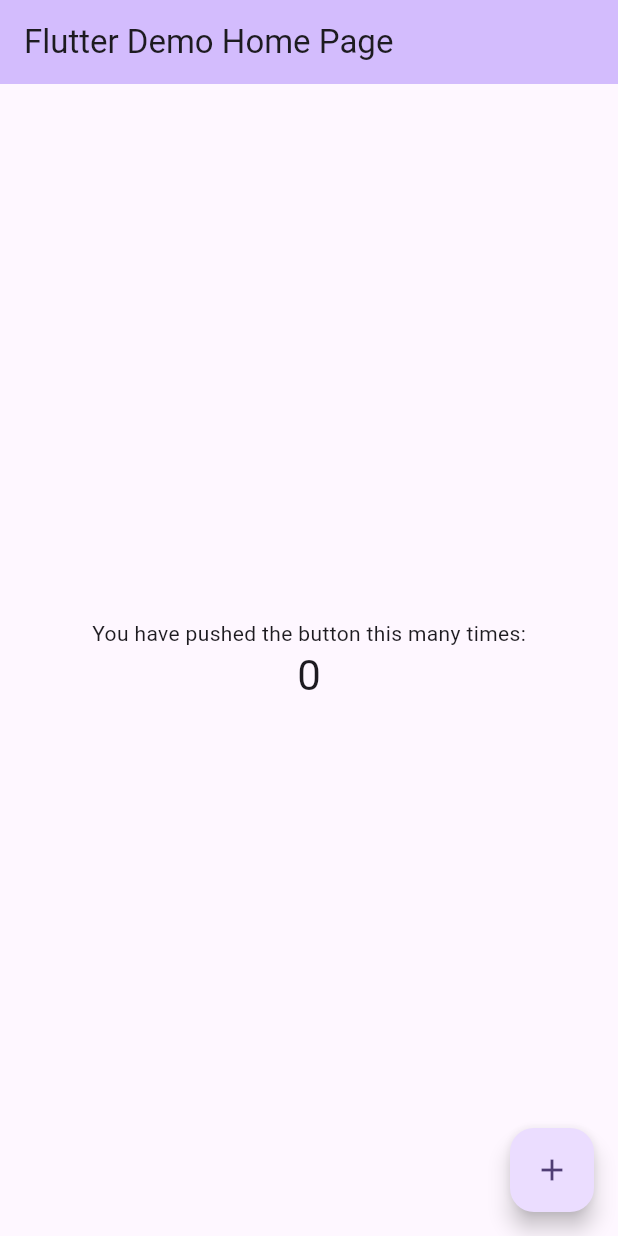
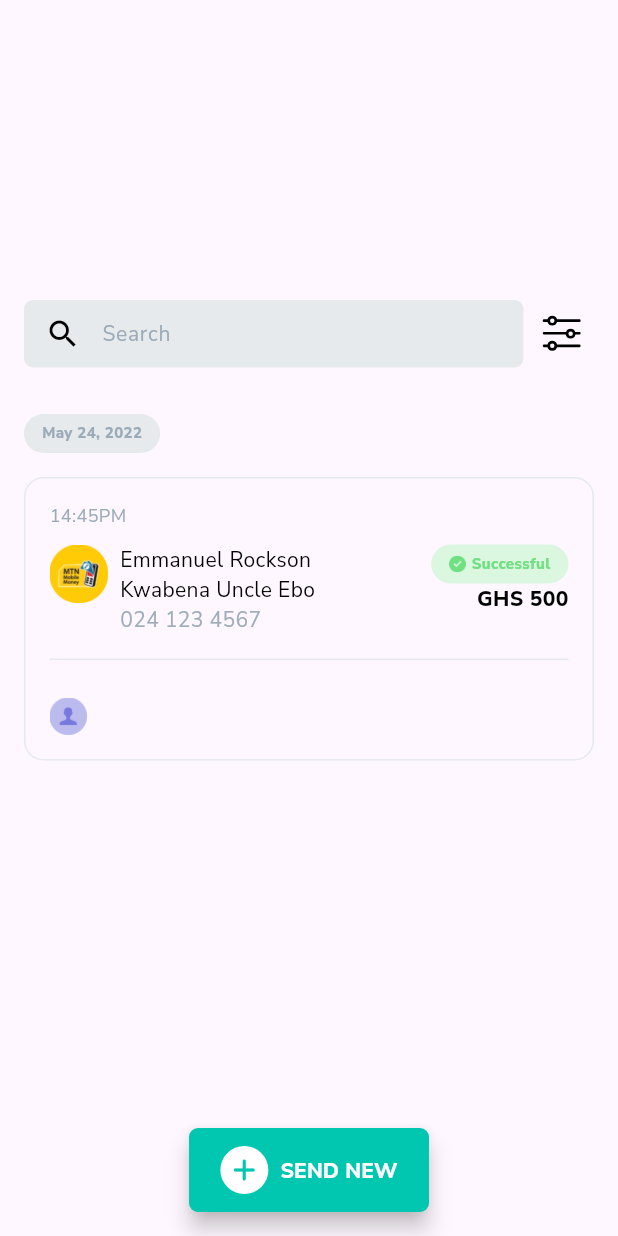
Before and after one commit to SelaseKay/hubtel_assessment, a Flutter app: the screen it shows after launch, on a phone screen of 412 x 824 dp. Run offline on Flutter 3.47's test engine with Material 2 defaults, Android fonts, the phone set to English and light mode, and no system bars; our stand-ins replace flutter_svg, google_fonts.

Commit message:
transaction card in progress

```diff
--- /dev/null
+++ b/lib/components/date_container.dart
@@ -0,0 +1,26 @@
+import 'package:flutter/material.dart';
+import 'package:google_fonts/google_fonts.dart';
+
+class DateContainer extends StatelessWidget {
+  const DateContainer({
+    super.key,
+     this.date =  "May 24, 2022",
+  });
+
+  final String date;
+
+  @override
+  Widget build(BuildContext context) {
+    return Container(
+      padding: const EdgeInsets.symmetric(horizontal: 12.0, vertical: 6.0,),
+      decoration: const BoxDecoration(
+          borderRadius: BorderRadius.all(Radius.circular(13.0)),
+          color: Color(0xFFE6EAED)),
+          child: Text(date, style: GoogleFonts.nunitoSans(
+            fontWeight: FontWeight.w800,
+            color: const Color(0xFF9CABB8),
+            fontSize: 10.0
+          ),),
+    );
+  }
+}
--- /dev/null
+++ b/lib/components/search_text_field.dart
@@ -0,0 +1,66 @@
+import 'package:flutter/material.dart';
+import 'package:flutter_svg/flutter_svg.dart';
+import 'package:google_fonts/google_fonts.dart';
+
+class SearchTextField extends StatelessWidget {
+  const SearchTextField(
+      {super.key,
+      required this.hint,
+      this.iconColor = const Color(0xFF0E336A)});
+
+  final String hint;
+  final Color iconColor;
+
+  @override
+  Widget build(BuildContext context) {
+    return SizedBox(
+      height: 45.0,
+      child: TextFormField(
+        style: Theme.of(context).textTheme.labelMedium?.copyWith(
+              color: const Color(0xFF292929),
+              fontWeight: FontWeight.normal,
+            ),
+        cursorColor: Colors.black,
+        decoration: InputDecoration(
+          border: OutlineInputBorder(
+              borderRadius: BorderRadius.circular(6.0),
+              borderSide: const BorderSide(color: Colors.transparent)),
+          enabledBorder: OutlineInputBorder(
+            borderRadius: BorderRadius.circular(6.0),
+            borderSide: const BorderSide(
+              color: Colors.transparent,
+            ),
+          ),
+          focusedBorder: OutlineInputBorder(
+            borderRadius: BorderRadius.circular(6.0),
+            borderSide: const BorderSide(
+              color: Colors.transparent,
+            ),
+          ),
+          prefixIcon: const Padding(
+            padding: EdgeInsetsDirectional.only(
+              start: 8.0,
+              end: 4.0,
+            ),
+            child: Icon(
+              Icons.search,
+              color: Colors.black,
+            ),
+          ),
+
+          fillColor: const Color(0xFFE6EAED),
+          filled: true,
+          hintText: hint,
+          hintStyle: GoogleFonts.nunitoSans(
+            fontSize: 14.0,
+            color: const Color(0xFF9CABB8),
+            fontWeight: FontWeight.normal,
+          ),
+          contentPadding: const EdgeInsets.symmetric(
+            vertical: 4.0,
+          ),
+        ),
+      ),
+    );
+  }
+}
--- /dev/null
+++ b/lib/components/transaction_card.dart
@@ -0,0 +1,152 @@
+import 'package:flutter/material.dart';
+import 'package:google_fonts/google_fonts.dart';
+
+class TransactionCard extends StatelessWidget {
+  const TransactionCard({
+    super.key,
+    this.imagePath = "assets/images/momo.png",
+  });
+
+  final String imagePath;
+
+  @override
+  Widget build(BuildContext context) {
+    return Container(
+      padding: const EdgeInsets.all(16.0),
+      decoration: BoxDecoration(
+        borderRadius: const BorderRadius.all(Radius.circular(13.0)),
+        border: Border.all(
+          color: const Color(0xFFE6EAED),
+          width: 1.0,
+        ),
+      ),
+      child: Column(
+        crossAxisAlignment: CrossAxisAlignment.start,
+        children: [
+          Text(
+            "14:45PM",
+            style: GoogleFonts.nunitoSans(
+                fontWeight: FontWeight.normal,
+                fontSize: 12.0,
+                color: const Color(0xFF9CABB8)),
+          ),
+          const SizedBox(
+            height: 11.0,
+          ),
+          Row(
+            crossAxisAlignment: CrossAxisAlignment.start,
+            children: [
+              SizedBox(
+                height: 39.0,
+                width: 39.0,
+                child: Image.asset(imagePath),
+              ),
+              const SizedBox(
+                width: 8.0,
+              ),
+              Expanded(
+                  child: Column(
+                crossAxisAlignment: CrossAxisAlignment.start,
+                children: [
+                  Text(
+                    "Emmanuel Rockson\nKwabena Uncle Ebo",
+                    style: GoogleFonts.nunitoSans(
+                      fontSize: 14.0,
+                      color: Colors.black,
+                      fontWeight: FontWeight.normal,
+                    ),
+                  ),
+                  Text(
+                    "024 123 4567",
+                    style: GoogleFonts.nunitoSans(
+                      fontSize: 14.0,
+                      color: const Color(0xFF9EADBA),
+                      fontWeight: FontWeight.normal,
+                    ),
+                  )
+                ],
+              ),),
+              Column(
+                crossAxisAlignment: CrossAxisAlignment.end,
+                children: [
+                  const StatusContainer(),
+                  Text(
+                    "GHS 500",
+                    style: GoogleFonts.nunitoSans(
+                      fontSize: 14.0,
+                      color: Colors.black,
+                      fontWeight: FontWeight.w800,
+                    ),
+                  )
+                ],
+              )
+            ],
+          ),
+          const SizedBox(height: 16.0,),
+          Container(
+            height: 1.0,
+            color: const Color(0xFFE6EAED),
+          ),
+          const SizedBox(height: 25.0,),
+          Row(
+            children: [
+              SizedBox(height: 25.0, width: 25.0, child: Image.asset("assets/images/personal.png"),)
+            ],
+          )
+        ],
+      ),
+    );
+  }
+}
+
+enum Status { failed, successful }
+
+class StatusContainer extends StatelessWidget {
+  const StatusContainer({
+    super.key,
+    this.status = Status.successful,
+  });
+
+  final Status status;
+
+  @override
+  Widget build(BuildContext context) {
+    return Container(
+      padding: const EdgeInsets.symmetric(
+        horizontal: 12.0,
+        vertical: 6.0,
+      ),
+      decoration: BoxDecoration(
+        borderRadius: const BorderRadius.all(Radius.circular(13.0)),
+        color: status == Status.successful
+            ? const Color(0xFFDBF7E0)
+            : const Color(0xFFFDB0AC),
+      ),
+      child: Row(
+        mainAxisAlignment: MainAxisAlignment.center,
+        children: [
+          SizedBox(
+            height: 11.0,
+            width: 11.0,
+            child: Image.asset(status == Status.successful
+                ? "assets/images/success.png"
+                : "assets/images/failed.png"),
+          ),
+          const SizedBox(
+            width: 4.0,
+          ),
+          Text(
+            status == Status.successful ? "Successful" : "Failed",
+            style: GoogleFonts.nunitoSans(
+              fontSize: 10.0,
+              color: status == Status.successful
+                  ? const Color(0xFF70E083)
+                  : const Color(0xFF99231D),
+              fontWeight: FontWeight.w800,
+            ),
+          ),
+        ],
+      ),
+    );
+  }
+}
--- a/lib/main.dart
+++ b/lib/main.dart
@@ -1,4 +1,9 @@
 import 'package:flutter/material.dart';
+import 'package:flutter_svg/flutter_svg.dart';
+import 'package:google_fonts/google_fonts.dart';
+import 'package:hubtel_assessment/components/date_container.dart';
+import 'package:hubtel_assessment/components/search_text_field.dart';
+import 'package:hubtel_assessment/components/transaction_card.dart';
 
 void main() {
   runApp(const MyApp());
@@ -12,22 +17,8 @@
   Widget build(BuildContext context) {
     return MaterialApp(
       title: 'Flutter Demo',
+      debugShowCheckedModeBanner: false,
       theme: ThemeData(
-        // This is the theme of your application.
-        //
-        // TRY THIS: Try running your application with "flutter run". You'll see
-        // the application has a blue toolbar. Then, without quitting the app,
-        // try changing the seedColor in the colorScheme below to Colors.green
-        // and then invoke "hot reload" (save your changes or press the "hot
-        // reload" button in a Flutter-supported IDE, or press "r" if you used
-        // the command line to start the app).
-        //
-        // Notice that the counter didn't reset back to zero; the application
-        // state is not lost during the reload. To reset the state, use hot
-        // restart instead.
-        //
-        // This works for code too, not just values: Most code changes can be
-        // tested with just a hot reload.
         colorScheme: ColorScheme.fromSeed(seedColor: Colors.deepPurple),
         useMaterial3: true,
       ),
@@ -55,71 +46,89 @@
 }
 
 class _MyHomePageState extends State<MyHomePage> {
-  int _counter = 0;
-
-  void _incrementCounter() {
-    setState(() {
-      // This call to setState tells the Flutter framework that something has
-      // changed in this State, which causes it to rerun the build method below
-      // so that the display can reflect the updated values. If we changed
-      // _counter without calling setState(), then the build method would not be
-      // called again, and so nothing would appear to happen.
-      _counter++;
-    });
-  }
-
   @override
   Widget build(BuildContext context) {
-    // This method is rerun every time setState is called, for instance as done
-    // by the _incrementCounter method above.
-    //
-    // The Flutter framework has been optimized to make rerunning build methods
-    // fast, so that you can just rebuild anything that needs updating rather
-    // than having to individually change instances of widgets.
     return Scaffold(
-      appBar: AppBar(
-        // TRY THIS: Try changing the color here to a specific color (to
-        // Colors.amber, perhaps?) and trigger a hot reload to see the AppBar
-        // change color while the other colors stay the same.
-        backgroundColor: Theme.of(context).colorScheme.inversePrimary,
-        // Here we take the value from the MyHomePage object that was created by
-        // the App.build method, and use it to set our appbar title.
-        title: Text(widget.title),
+      body: Column(
+        crossAxisAlignment: CrossAxisAlignment.start,
+        children: [
+          const SizedBox(
+            height: 200.0,
+          ),
+          Padding(
+            padding: const EdgeInsets.only(
+              right: 15.0,
+              left: 16.0,
+            ),
+            child: Row(
+              children: [
+                const Expanded(child: SearchTextField(hint: "Search")),
+                const SizedBox(
+                  width: 4.0,
+                ),
+                SvgPicture.asset("assets/images/menu_icon.svg")
+              ],
+            ),
+          ),
+          const SizedBox(
+            height: 31.0,
+          ),
+          Expanded(
+              child: ListView(
+            padding: const EdgeInsets.symmetric(
+              horizontal: 16.0,
+            ),
+            children: [
+              Row(
+                children: [
+                  DateContainer(),
+                ],
+              ),
+              const SizedBox(
+                height: 16.0,
+              ),
+              TransactionCard(),
+            ],
+          ))
+        ],
       ),
-      body: Center(
-        // Center is a layout widget. It takes a single child and positions it
-        // in the middle of the parent.
-        child: Column(
-          // Column is also a layout widget. It takes a list of children and
-          // arranges them vertically. By default, it sizes itself to fit its
-          // children horizontally, and tries to be as tall as its parent.
-          //
-          // Column has various properties to control how it sizes itself and
-          // how it positions its children. Here we use mainAxisAlignment to
-          // center the children vertically; the main axis here is the vertical
-          // axis because Columns are vertical (the cross axis would be
-          // horizontal).
-          //
-          // TRY THIS: Invoke "debug painting" (choose the "Toggle Debug Paint"
-          // action in the IDE, or press "p" in the console), to see the
-          // wireframe for each widget.
-          mainAxisAlignment: MainAxisAlignment.center,
-          children: <Widget>[
-            const Text(
-              'You have pushed the button this many times:',
-            ),
-            Text(
-              '$_counter',
-              style: Theme.of(context).textTheme.headlineMedium,
-            ),
-          ],
+      floatingActionButton: SizedBox(
+        width: 160.0,
+        child: FloatingActionButton(
+          onPressed: () {},
+          shape: const RoundedRectangleBorder(
+              borderRadius: BorderRadius.all(Radius.circular(6.0))),
+          backgroundColor: const Color(0xFF01C7B1),
+          child: Row(
+            mainAxisAlignment: MainAxisAlignment.center,
+            children: [
+              Container(
+                height: 32.0,
+                width: 32.0,
+                decoration: const BoxDecoration(
+                  borderRadius: BorderRadius.all(Radius.circular(16.0)),
+                  color: Colors.white,
+                ),
+                child: const Icon(
+                  Icons.add_rounded,
+                  color: Color(0xFF01C7B1),
+                ),
+              ),
+              const SizedBox(
+                width: 8.0,
+              ),
+              Text(
+                "SEND NEW",
+                style: GoogleFonts.nunitoSans(
+                  fontWeight: FontWeight.w800,
+                  color: Colors.white,
+                ),
+              )
+            ],
+          ),
         ),
-      ),
-      floatingActionButton: FloatingActionButton(
-        onPressed: _incrementCounter,
-        tooltip: 'Increment',
-        child: const Icon(Icons.add),
       ), // This trailing comma makes auto-formatting nicer for build methods.
+      floatingActionButtonLocation: FloatingActionButtonLocation.centerFloat,
     );
   }
 }
--- a/pubspec.yaml
+++ b/pubspec.yaml
@@ -36,6 +36,7 @@ dependencies:
   # Use with the CupertinoIcons class for iOS style icons.
   cupertino_icons: ^1.0.2
   google_fonts: ^5.1.0
+  flutter_svg: ^2.0.7
 
 dev_dependencies:
   flutter_test:
@@ -60,9 +61,8 @@ flutter:
   uses-material-design: true
 
   # To add assets to your application, add an assets section, like this:
-  # assets:
-  #   - images/a_dot_burr.jpeg
-  #   - images/a_dot_ham.jpeg
+  assets:
+  - assets/images/
 
   # An image asset can refer to one or more resolution-specific "variants", see
   # https://flutter.dev/assets-and-images/#resolution-aware
```
Also changed, not shown: assets/images/failed.png (added), assets/images/menu_icon.svg (added), assets/images/momo.png (added), assets/images/personal.png (added), assets/images/search_icon.svg (added), assets/images/success.png (added), pubspec.lock.
